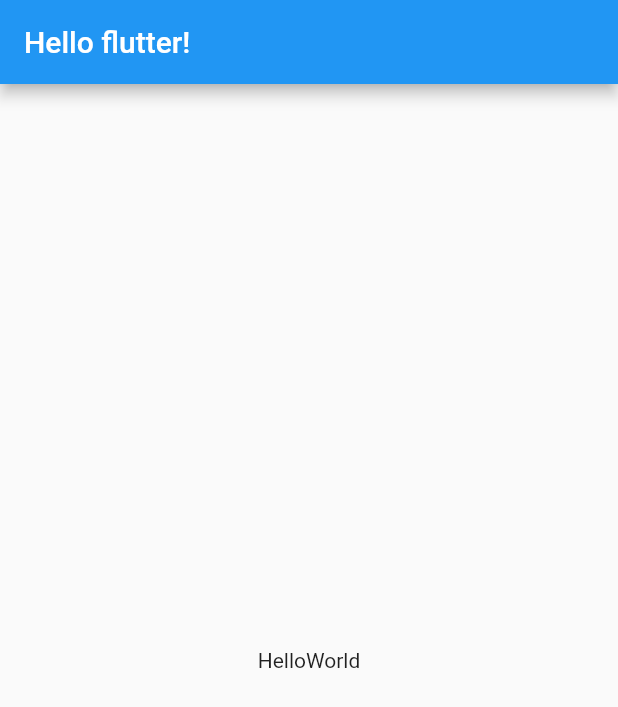
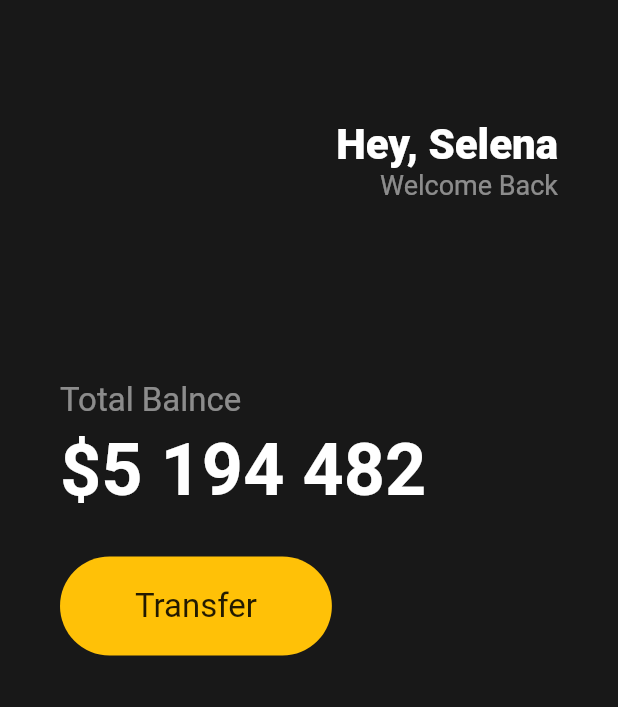
Before and after one commit to HoyiTT/ggdormMenu, a Flutter app: the screen it shows after launch, on a phone screen of 412 x 824 dp. Shown: the top 707 px of the screen. Run offline on Flutter 3.47's test engine with Material 2 defaults, Android fonts, the light colour scheme and no system bars.

Commit message:
Practice Button

```diff
--- a/2.app/ggdormfood/lib/main.dart
+++ b/2.app/ggdormfood/lib/main.dart
@@ -1,21 +1,98 @@
 import 'package:flutter/material.dart';
 
 void main() {
-  runApp(App());
+  runApp(const App());
 }
 
 class App extends StatelessWidget {
+  const App({Key key}) : super(key: key);
+
   @override
   Widget build(BuildContext context) {
     return MaterialApp(
-      home: Scaffold(
-        appBar: AppBar(
-          title: Text('Hello flutter!'),
-        ),
-        body: Center(
-          child: Text('HelloWorld'),
-        ),
-      ),
-    );
+        home: Scaffold(
+      backgroundColor: const Color(0xFF181818),
+      body: Padding(
+          padding: const EdgeInsets.symmetric(horizontal: 40),
+          child: Column(
+            crossAxisAlignment: CrossAxisAlignment.start,
+            children: [
+              const SizedBox(
+                height: 80,
+              ),
+              Row(
+                mainAxisAlignment: MainAxisAlignment.end,
+                children: [
+                  Column(
+                    crossAxisAlignment: CrossAxisAlignment.end,
+                    children: [
+                      const Text(
+                        'Hey, Selena',
+                        style: TextStyle(
+                          color: Colors.white,
+                          fontSize: 28,
+                          fontWeight: FontWeight.w800,
+                        ),
+                      ),
+                      Text(
+                        'Welcome Back',
+                        style: TextStyle(
+                          color: Colors.white.withOpacity(0.5),
+                          fontSize: 18,
+                        ),
+                      ),
+                    ],
+                  )
+                ],
+              ),
+              const SizedBox(
+                height: 120,
+              ),
+              Text(
+                'Total Balnce',
+                style: TextStyle(
+                  color: Colors.white.withOpacity(0.5),
+                  fontSize: 22,
+                ),
+              ),
+              const SizedBox(
+                height: 5,
+              ),
+              const Text(
+                '\$5 194 482',
+                style: TextStyle(
+                  color: Colors.white,
+                  fontSize: 48,
+                  fontWeight: FontWeight.w600,
+                ),
+              ),
+              const SizedBox(
+                height: 30,
+              ),
+              Row(
+                children: [
+                  Container(
+                    decoration: BoxDecoration(
+                      color: Colors.amber,
+                      borderRadius: BorderRadius.circular(45),
+                    ),
+                    child: const Padding(
+                      padding: EdgeInsets.symmetric(
+                        horizontal: 50,
+                        vertical: 20,
+                      ),
+                      child: Text(
+                        "Transfer",
+                        style: TextStyle(
+                          fontSize: 22,
+                        ),
+                      ),
+                    ),
+                  )
+                ],
+              ),
+            ],
+          )),
+    ));
   }
 }
--- a/2.app/ggdormfood/pubspec.yaml
+++ b/2.app/ggdormfood/pubspec.yaml
@@ -19,7 +19,8 @@ publish_to: 'none' # Remove this line if you wish to publish to pub.dev
 version: 1.0.0+1
 
 environment:
-  sdk: '>=3.0.0-358.0.dev <4.0.0'
+  sdk: ">=2.2.0 <3.0.0"
+  #'>=3.0.0-358.0.dev <4.0.0'/
 
 # Dependencies specify other packages that your package needs in order to work.
 # To automatically upgrade your package dependencies to the latest versions
```
Also changed, not shown: 2.app/ggdormfood/pubspec.lock.
